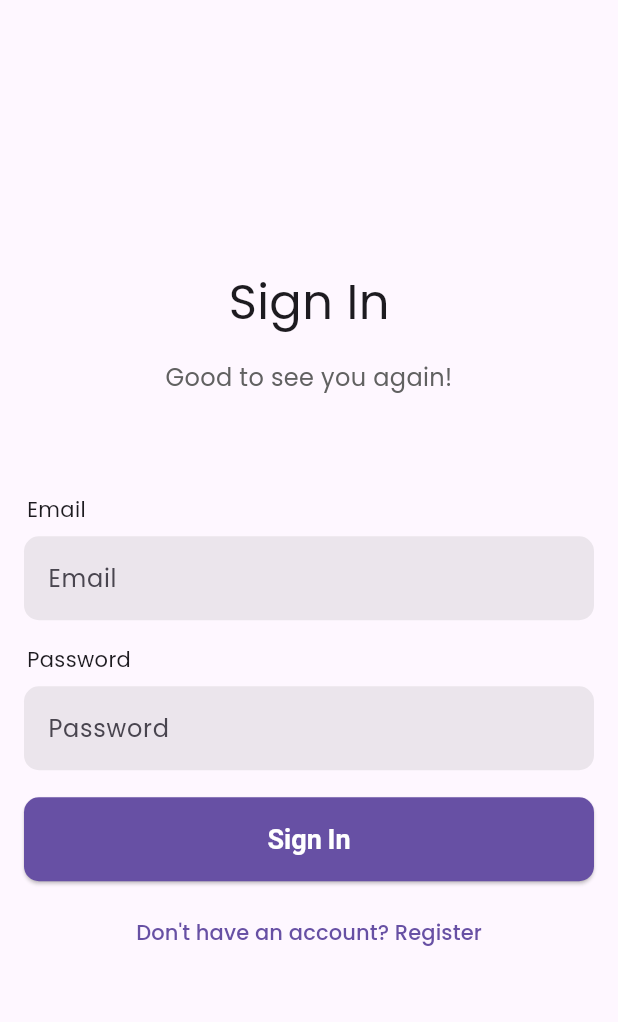
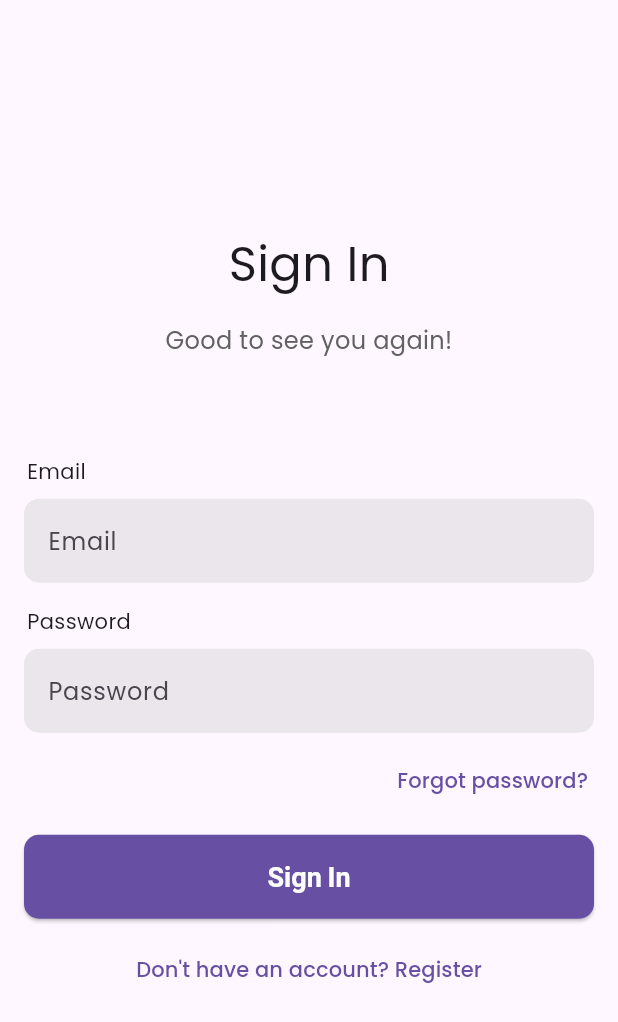
Before and after one commit to chauhan2b/cloud_authenticator, a Flutter app: the screen it shows after launch, on a phone screen of 412 x 824 dp. Shown: the top 1022 px of the screen. Run offline on Flutter 3.47's test engine with Material 3 defaults, Android fonts, the phone set to English and light mode, and no system bars; drawn by our look-alikes of dynamic_color; our stand-ins replace auto_route, cached_network_image, cloud_firestore, file_picker, firebase_auth, firebase_core and 12 more; missing offline and left inert: firebase_app_check, mobile_scanner, otp; accounts and stored records are empty; generated files the repository leaves out were written again.

Commit message:
Add a feature to reset password

```diff
--- a/lib/providers/auth/auth_provider.dart
+++ b/lib/providers/auth/auth_provider.dart
@@ -40,4 +40,9 @@ class FirebaseAuth extends _$FirebaseAuth {
     final authService = ref.read(authServiceProvider);
     return await authService.signOut();
   }
+
+  Future<void> resetPassword(String email) async {
+    final authService = ref.read(authServiceProvider);
+    return await authService.resetPassword(email);
+  }
 }
--- a/lib/routes/app_router.dart
+++ b/lib/routes/app_router.dart
@@ -1,12 +1,14 @@
 import 'package:auto_route/auto_route.dart';
-import 'package:cloud_authenticator/routes/auth_guard.dart';
+import 'package:flutter/material.dart';
 import 'package:riverpod_annotation/riverpod_annotation.dart';
 
-import '../screens/totp/totp_codes_screen.dart';
-import '../screens/totp/components/qr_view.dart';
+import '../screens/auth/password_reset_screen.dart';
 import '../screens/auth/signin_screen.dart';
 import '../screens/home_screen.dart';
 import '../screens/settings/settings_screen.dart';
+import '../screens/totp/components/qr_view.dart';
+import '../screens/totp/totp_codes_screen.dart';
+import 'auth_guard.dart';
 
 part 'app_router.gr.dart';
 part 'app_router.g.dart';
@@ -32,6 +34,7 @@ class AppRouter extends RootStackRouter {
       AutoRoute(page: SettingsRoute.page, path: '/settings'),
       AutoRoute(page: SignInRoute.page, path: '/sign-in'),
       AutoRoute(page: QRViewRoute.page, path: '/qr-view'),
+      AutoRoute(page: PasswordResetRoute.page, path: '/password-reset'),
     ];
   }
 }
--- a/lib/screens/auth/signin_screen.dart
+++ b/lib/screens/auth/signin_screen.dart
@@ -1,7 +1,8 @@
 import 'package:auto_route/auto_route.dart';
-import 'package:cloud_authenticator/providers/auth/auth_provider.dart';
 import 'package:flutter/material.dart';
 import 'package:flutter_riverpod/flutter_riverpod.dart';
+
+import '../../providers/auth/auth_provider.dart';
 
 @RoutePage()
 class SignInScreen extends ConsumerStatefulWidget {
@@ -249,7 +250,22 @@ class _SignInScreenState extends ConsumerState<SignInScreen> {
                     },
                   ),
                 ),
-                const SizedBox(height: 10),
+                Visibility(
+                  visible: _isSigningIn,
+                  child: Padding(
+                    padding: const EdgeInsets.symmetric(horizontal: 8.0),
+                    child: Align(
+                      alignment: Alignment.centerRight,
+                      child: TextButton(
+                        child: const Text('Forgot password?'),
+                        onPressed: () {
+                          context.router.pushNamed('/password-reset');
+                        },
+                      ),
+                    ),
+                  ),
+                ),
+                const SizedBox(height: 12),
                 Padding(
                   padding: const EdgeInsets.symmetric(horizontal: 16.0),
                   child: SizedBox(
--- a/pubspec.yaml
+++ b/pubspec.yaml
@@ -19,9 +19,11 @@ dependencies:
   firebase_storage: ^12.3.1
   flutter:
     sdk: flutter
+  flutter_form_builder: ^9.4.1
   flutter_riverpod: ^2.4.10
   flutter_speed_dial: ^7.0.0
   fluttertoast: ^8.2.8
+  form_builder_validators: ^11.0.0
   freezed_annotation: ^2.4.1
   google_fonts: ^6.2.1
   http: ^1.2.2
```
Also changed, not shown: lib/screens/auth/password_reset_screen.dart (added, +90 -0 lines), lib/services/auth_service.dart (+16 -0 lines), pubspec.lock.
